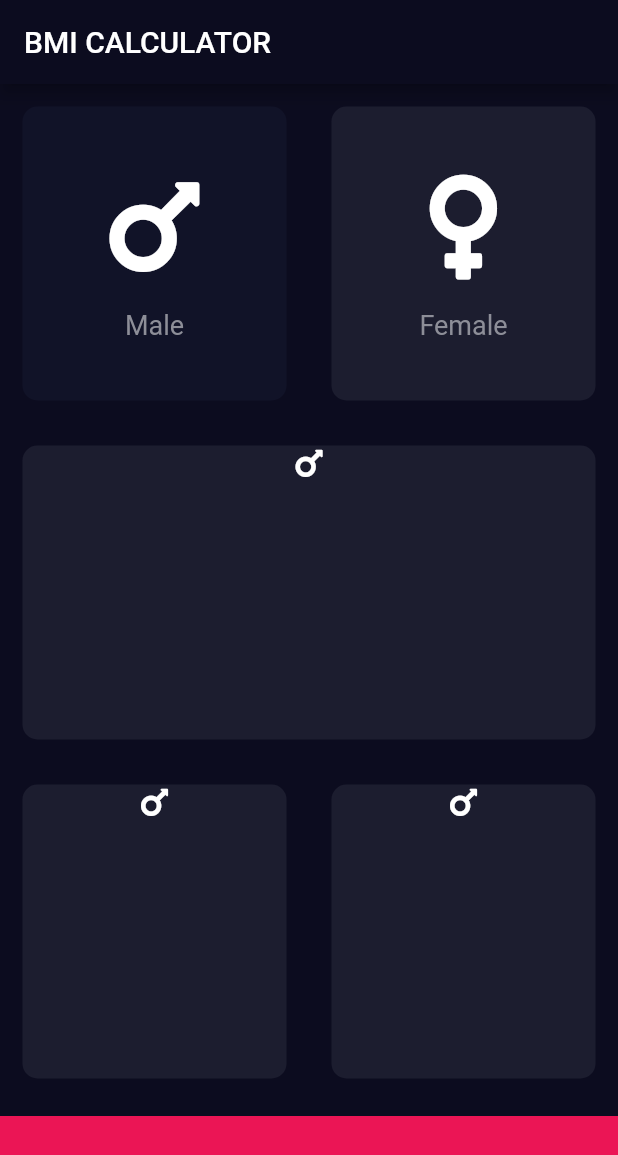
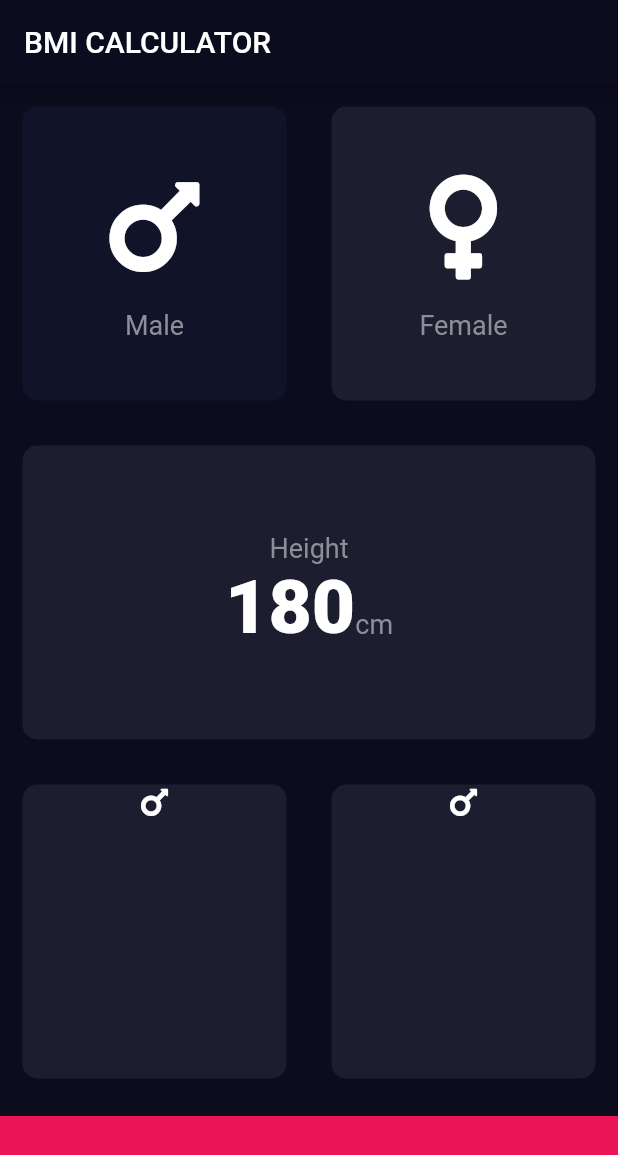
Before and after one commit to thepirateboy/bmi_calculator, a Flutter app: the screen it shows after launch, after a tap on "Male", on a phone screen of 412 x 824 dp. Shown: the top 1155 px of the screen. Run offline on Flutter 3.47's test engine with Material 2 defaults, Android fonts, the phone set to English and light mode, and no system bars; our stand-ins replace font_awesome_flutter.

Commit message:
fixed some bugs.

```diff
--- /dev/null
+++ b/lib/Constants.dart
@@ -0,0 +1,16 @@
+import 'package:flutter/material.dart';
+
+const c_BottomHeight = 80.0;
+const c_CardNormalColor = Color(0xFF1C1D2F);
+const c_BottomColor = Color(0xFFEB1555);
+const c_CardPressedColor = Color(0xFF111328);
+
+const c_LabelStyle = TextStyle(
+  fontSize: 18,
+  color: Color(0xFF8D8E98),
+);
+
+const c_BigNumber = TextStyle(
+  fontSize: 50,
+  fontWeight: FontWeight.w900,
+);
--- a/lib/IconContent.dart
+++ b/lib/IconContent.dart
@@ -1,10 +1,6 @@
 import 'package:flutter/material.dart';
 import 'package:font_awesome_flutter/font_awesome_flutter.dart';
-
-const labelStyle = TextStyle(
-  fontSize: 18,
-  color: Color(0xFF8D8E98),
-);
+import 'Constants.dart';
 
 class IconContent extends StatelessWidget {
   final IconData icon;
@@ -24,7 +20,7 @@ class IconContent extends StatelessWidget {
         ),
         Text(
           text,
-          style: labelStyle,
+          style: c_LabelStyle,
         ),
       ],
     );
--- a/lib/InputPage.dart
+++ b/lib/InputPage.dart
@@ -2,11 +2,7 @@ import 'package:flutter/material.dart';
 import 'package:font_awesome_flutter/font_awesome_flutter.dart';
 import 'IconContent.dart';
 import 'MyContainer.dart';
-
-const bottomHeight = 80.0;
-const cardNormalColor = Color(0xFF1C1D2F);
-const bottomColor = Color(0xFFEB1555);
-const cardPressedColor = Color(0xFF111328);
+import 'Constants.dart';
 
 enum Gender {
   male,
@@ -19,26 +15,26 @@ class InputPage extends StatefulWidget {
 }
 
 class _InputPageState extends State<InputPage> {
-  Color maleCardColor = cardNormalColor;
-  Color femaleCardColor = cardNormalColor;
+  Color maleCardColor = c_CardNormalColor;
+  Color femaleCardColor = c_CardNormalColor;
 
   void updateColor() {
     //if selected gender is male
     if (selectedGender == Gender.male) {
-      if (maleCardColor == cardNormalColor) {
-        maleCardColor = cardPressedColor;
-        femaleCardColor = cardNormalColor;
+      if (maleCardColor == c_CardNormalColor) {
+        maleCardColor = c_CardPressedColor;
+        femaleCardColor = c_CardNormalColor;
       } else {
-        maleCardColor = cardNormalColor;
+        maleCardColor = c_CardNormalColor;
       }
     }
     //if selected gender is female
     if (selectedGender == Gender.female) {
-      if (femaleCardColor == cardNormalColor) {
-        femaleCardColor = cardPressedColor;
-        maleCardColor = cardNormalColor;
+      if (femaleCardColor == c_CardNormalColor) {
+        femaleCardColor = c_CardPressedColor;
+        maleCardColor = c_CardNormalColor;
       } else {
-        femaleCardColor = cardNormalColor;
+        femaleCardColor = c_CardNormalColor;
       }
     }
   }
@@ -52,11 +48,13 @@ class _InputPageState extends State<InputPage> {
         title: Text("BMI CALCULATOR"),
       ),
       body: Column(
+        crossAxisAlignment: CrossAxisAlignment.stretch,
         children: [
           Expanded(
             child: Row(
               children: [
                 Expanded(
+                  // MALE CARD
                   child: GestureDetector(
                     onTap: () {
                       setState(() {
@@ -74,6 +72,7 @@ class _InputPageState extends State<InputPage> {
                   ),
                 ),
                 Expanded(
+                  // FEMALE CARD
                   child: GestureDetector(
                     onTap: () {
                       setState(() {
@@ -95,9 +94,30 @@ class _InputPageState extends State<InputPage> {
           ),
           Expanded(
             child: MyContainer(
-              colorChoice: cardNormalColor,
+              colorChoice: c_CardNormalColor,
               containerChild: Column(
-                children: [Icon(FontAwesomeIcons.mars)],
+                mainAxisAlignment: MainAxisAlignment.center,
+                children: [
+                  Text(
+                    "Height",
+                    style: c_LabelStyle,
+                  ),
+                  Row(
+                    mainAxisAlignment: MainAxisAlignment.center,
+                    crossAxisAlignment: CrossAxisAlignment.baseline,
+                    textBaseline: TextBaseline.alphabetic,
+                    children: [
+                      Text(
+                        "180",
+                        style: c_BigNumber,
+                      ),
+                      Text(
+                        "cm",
+                        style: c_LabelStyle,
+                      )
+                    ],
+                  )
+                ],
               ),
             ),
           ),
@@ -106,7 +126,7 @@ class _InputPageState extends State<InputPage> {
               children: [
                 Expanded(
                   child: MyContainer(
-                    colorChoice: cardNormalColor,
+                    colorChoice: c_CardNormalColor,
                     containerChild: Column(
                       children: [Icon(FontAwesomeIcons.mars)],
                     ),
@@ -114,7 +134,7 @@ class _InputPageState extends State<InputPage> {
                 ),
                 Expanded(
                   child: MyContainer(
-                    colorChoice: cardNormalColor,
+                    colorChoice: c_CardNormalColor,
                     containerChild: Column(
                       children: [Icon(FontAwesomeIcons.mars)],
                     ),
@@ -124,10 +144,10 @@ class _InputPageState extends State<InputPage> {
             ),
           ),
           Container(
-            color: bottomColor,
+            color: c_BottomColor,
             margin: EdgeInsets.only(top: 10),
             width: double.infinity,
-            height: bottomHeight,
+            height: c_BottomHeight,
           )
         ],
       ),
--- a/lib/MyContainer.dart
+++ b/lib/MyContainer.dart
@@ -8,7 +8,7 @@ class MyContainer extends StatelessWidget {
   Widget build(BuildContext context) {
     return GestureDetector(
       child: Container(
-        width: double.infinity,
+        //width: double.infinity,
         child: containerChild,
         margin: EdgeInsets.all(15),
         decoration: BoxDecoration(
```
